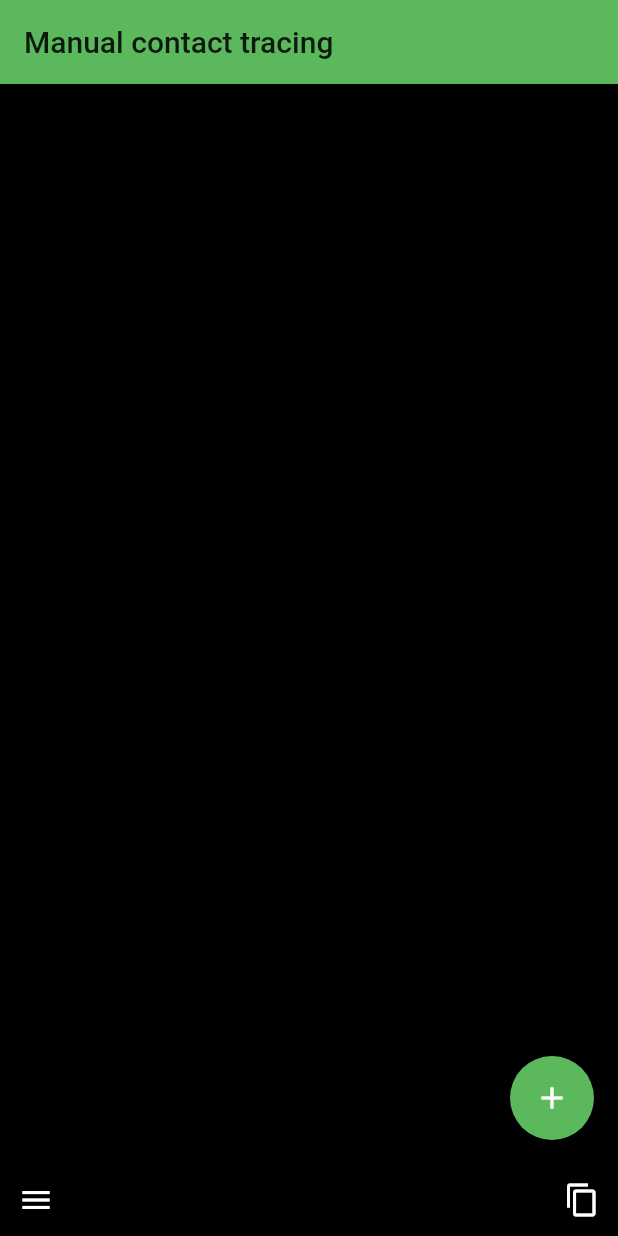
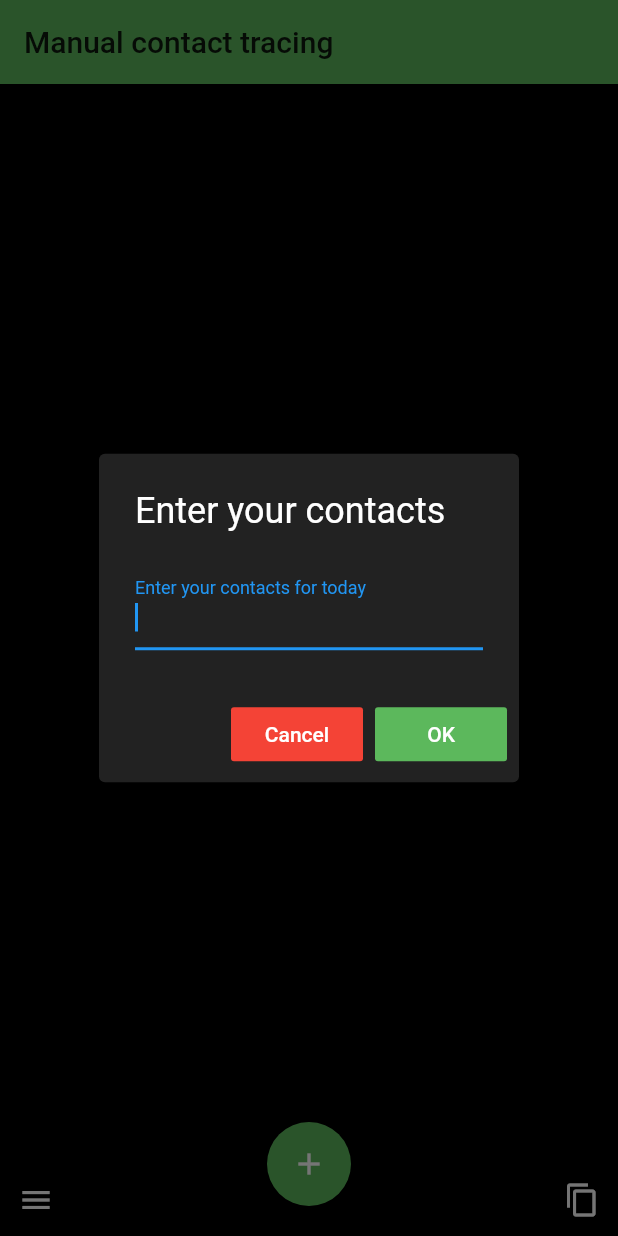
Before and after one commit to KaiFra/manual_contact_tracing, a Flutter app: the screen it shows after launch, after a tap on the "add" icon, on a phone screen of 412 x 824 dp. Run offline on Flutter 3.47's test engine with Material 2 defaults, Android fonts, the phone set to English and light mode, and no system bars; our stand-ins replace shared_preferences; Roboto replaces fonts that are missing (Montserrat).

Commit message:
#1.4.1     -Updated copyright year to 2021 #1.5.0     -Changed button layout     -Added pop up to enter contacts

```diff
--- a/lib/main.dart
+++ b/lib/main.dart
@@ -128,6 +128,7 @@ class MyHomePageState extends State<MyHomePage> {
                     ),
                   ),
                 ),
+                /*
                 Container(
                   child: TextFormField(
                     textCapitalization: TextCapitalization.sentences,
@@ -142,15 +143,62 @@ class MyHomePageState extends State<MyHomePage> {
                     controller: textfield,
                   ),
                 ),
+
+                 */
               ],
             ),
+      floatingActionButtonLocation: FloatingActionButtonLocation.centerDocked,
       floatingActionButton: FloatingActionButton(
-        onPressed: createEntry,
+        onPressed: weird,
         tooltip: 'Add new contacts',
         child: Icon(Icons.add),
       ),
       //floatingActionButtonLocation: FloatingActionButtonLocation.miniCenterDocked,// This trailing comma makes auto-formatting nicer for build methods.
     );
+  }
+
+  void weird(){
+    _displayTextInputDialog(context);
+  }
+
+  Future<void> _displayTextInputDialog(BuildContext context) async {
+    return showDialog(
+        context: context,
+        builder: (context) {
+          return AlertDialog(
+            title: Text('Enter your contacts'),
+            content: TextFormField(
+              textCapitalization: TextCapitalization.sentences,
+              style: TextStyle(color: Colors.white),
+              decoration: InputDecoration(
+                fillColor: Colors.white,
+                //border: const UnderlineInputBorder(),
+                labelText: 'Enter your contacts for today',
+              ),
+              autofocus: true,
+              maxLines: 1,
+              controller: textfield,
+            ),
+            actions: <Widget>[
+              FlatButton(
+                color: Colors.red,
+                textColor: Colors.white,
+                child: Text('Cancel'),
+                onPressed: () {
+                  setState(() {
+                    Navigator.pop(context);
+                  });
+                },
+              ),
+              FlatButton(
+                color: CustomColors.myGreen,
+                textColor: Colors.white,
+                child: Text('OK'),
+                onPressed: createEntry,
+              ),
+            ],
+          );
+        });
   }
 
   createEntry(){
@@ -175,6 +223,9 @@ class MyHomePageState extends State<MyHomePage> {
       }
       textfield.clear();
       saveData();
+      setState(() {
+        Navigator.pop(context);
+      });
     }
     /*
     setState(() {entries.add(new Entry(textfield.text, time));});
@@ -217,7 +268,6 @@ class MyHomePageState extends State<MyHomePage> {
       }
     }
     //Remove indeces with old date
-    //print(indeces);
     int removedCount = 0;
     for (int i = 0; i < indeces.length; i++) {
       setState(() {
@@ -325,7 +375,7 @@ class MyHomePageState extends State<MyHomePage> {
                                       new AlertDialog(
                                         title: new Text("Manual Contact Tracing"),
                                         content: new Text("This app helps you to manually track your contacts.\nYou can add contacts for every day, but can't delete them right now.\n"
-                                            "Copying to the clipboard is supported.\n\n2020 \u00a9 Franz Lukas Kaiser"),
+                                            "Copying to the clipboard is supported.\n\n2021 \u00a9 Franz Lukas Kaiser"),
                                       ));},
                                   ),
                                 ],
--- a/lib/theme.dart
+++ b/lib/theme.dart
@@ -7,13 +7,6 @@ class CustomTheme {
         scaffoldBackgroundColor: Colors.black,
         fontFamily: 'Montserrat',
         visualDensity: VisualDensity.adaptivePlatformDensity,
-        //appBarTheme: AppBarTheme(
-        //  color: CustomColors.myGreen,
-        //),
-        //buttonTheme: ButtonThemeData(
-        //  shape: RoundedRectangleBorder(borderRadius: BorderRadius.circular(18.0)),
-        //  buttonColor: CustomColors.myGreen,
-        //),
         floatingActionButtonTheme: FloatingActionButtonThemeData(
           splashColor: CustomColors.myGreen,
           backgroundColor: CustomColors.myGreen,
@@ -27,7 +20,10 @@ class CustomTheme {
           backgroundColor: CustomColors.myGrey,
           titleTextStyle: TextStyle(color: Colors.white, fontSize: 24),
           contentTextStyle: TextStyle(color: Colors.white, fontSize: 16),
-        )
+        ),
+        buttonTheme: ButtonThemeData(
+        //textTheme: Colors.white,
+    ),
     );
   }
 }
--- a/pubspec.yaml
+++ b/pubspec.yaml
@@ -15,7 +15,7 @@ publish_to: 'none' # Remove this line if you wish to publish to pub.dev
 # In iOS, build-name is used as CFBundleShortVersionString while build-number used as CFBundleVersion.
 # Read more about iOS versioning at
 # https://developer.apple.com/library/archive/documentation/General/Reference/InfoPlistKeyReference/Articles/CoreFoundationKeys.html
-version: 1.3.0+1
+version: 1.5.0+1
 
 environment:
   sdk: ">=2.7.0 <3.0.0"
```
Also changed, not shown: 1 other file.
